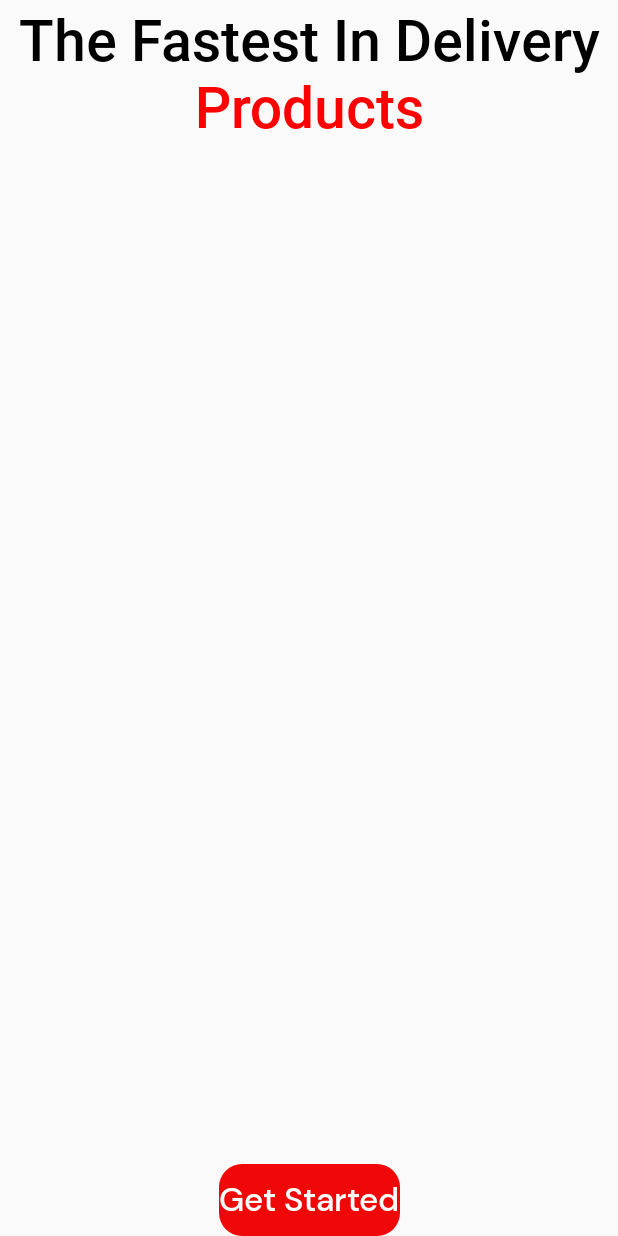
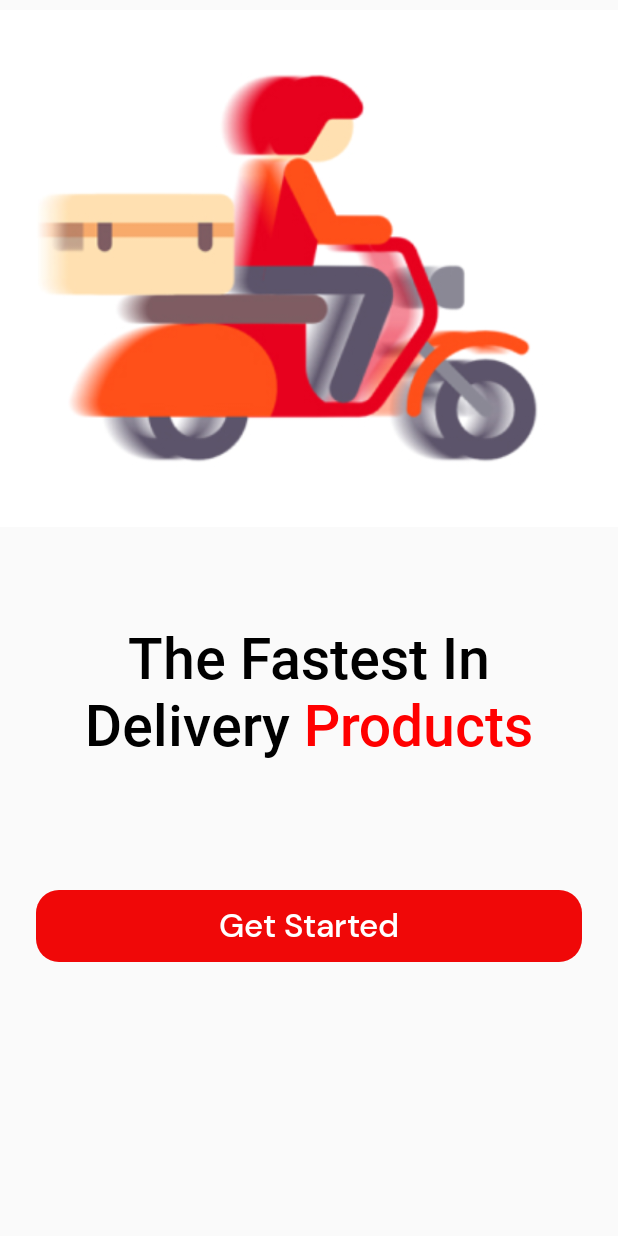
Before and after one commit to nikolajew-a-a/FastestDelivery, an Android app: the fragment SplashFragment placed in its activity, on a phone screen of 412 x 824 dp. Run offline under Robolectric (Android 15) with nearby library versions, the phone set to English and light mode, and no system bars; our stand-ins replace Dagger/Hilt's generated code; libraries missing offline, so code that uses them is left out: by.kirich1409.viewbindingdelegate, com.github.terrakok.cicerone; 4 statements that could not run were skipped.

Commit message:
Implemented SplashFragment

```diff
--- a/app/src/main/java/ru/app/fastestdelivery/presentation/splash/SplashFragment.kt
+++ b/app/src/main/java/ru/app/fastestdelivery/presentation/splash/SplashFragment.kt
@@ -1,5 +1,7 @@
 package ru.app.fastestdelivery.presentation.splash
 
+import android.os.Bundle
+import android.view.View
 import androidx.fragment.app.Fragment
 import androidx.fragment.app.viewModels
 import by.kirich1409.viewbindingdelegate.viewBinding
@@ -13,6 +15,13 @@ class SplashFragment : Fragment(R.layout.fragment_splash) {
     private val viewBinding: FragmentSplashBinding by viewBinding(FragmentSplashBinding::bind)
     private val viewModel: SplashViewModel by viewModels()
 
+    override fun onViewCreated(view: View, savedInstanceState: Bundle?) {
+        super.onViewCreated(view, savedInstanceState)
+        viewBinding.splashContinueButton.setOnClickListener {
+            viewModel.continueButtonClicked()
+        }
+    }
+
     companion object {
 
         fun newInstance() = SplashFragment()
--- a/app/src/main/java/ru/app/fastestdelivery/presentation/splash/SplashViewModel.kt
+++ b/app/src/main/java/ru/app/fastestdelivery/presentation/splash/SplashViewModel.kt
@@ -1,9 +1,18 @@
 package ru.app.fastestdelivery.presentation.splash
 
 import androidx.lifecycle.ViewModel
+import com.github.terrakok.cicerone.Router
 import dagger.hilt.android.lifecycle.HiltViewModel
+import ru.app.fastestdelivery.presentation.screens.Screens
 import javax.inject.Inject
 
 @HiltViewModel
-class SplashViewModel @Inject constructor(): ViewModel() {
+class SplashViewModel @Inject constructor(
+    private val router: Router
+): ViewModel() {
+
+    fun continueButtonClicked() {
+        router.navigateTo(Screens.loginScreen())
+    }
+
 }
--- a/app/src/main/res/layout/fragment_splash.xml
+++ b/app/src/main/res/layout/fragment_splash.xml
@@ -7,25 +7,58 @@
     android:layout_height="match_parent"
     tools:context=".presentation.splash.SplashFragment">
 
-    <TextView
-        android:id="@+id/textView"
-        style="@style/AppTheme.Text.Header1"
+    <androidx.constraintlayout.widget.Guideline
+        android:id="@+id/splash_center_guide_line"
         android:layout_width="wrap_content"
         android:layout_height="wrap_content"
-        android:gravity="center"
-        android:text="@string/fragment_splash_title_text"
+        android:orientation="horizontal"
+        app:layout_constraintGuide_percent="0.5"/>
+
+    <androidx.constraintlayout.widget.Guideline
+        android:id="@+id/splash_start_guide_line"
+        android:layout_width="wrap_content"
+        android:layout_height="wrap_content"
+        android:orientation="vertical"
+        app:layout_constraintGuide_begin="24dp"/>
+
+    <androidx.constraintlayout.widget.Guideline
+        android:id="@+id/splash_end_guide_line"
+        android:layout_width="wrap_content"
+        android:layout_height="wrap_content"
+        android:orientation="vertical"
+        app:layout_constraintGuide_end="24dp"/>
+
+    <ImageView
+        android:id="@+id/splash_image"
+        android:layout_width="0dp"
+        android:layout_height="0dp"
+        android:layout_marginBottom="54dp"
+        android:src="@drawable/image_splash"
+        app:layout_constraintBottom_toTopOf="@+id/splash_title"
         app:layout_constraintEnd_toEndOf="parent"
         app:layout_constraintStart_toStartOf="parent"
         app:layout_constraintTop_toTopOf="parent"/>
 
+    <TextView
+        android:id="@+id/splash_title"
+        style="@style/AppTheme.Text.Header1"
+        android:layout_width="0dp"
+        android:layout_height="wrap_content"
+        android:gravity="center"
+        android:text="@string/fragment_splash_title_text"
+        app:layout_constraintEnd_toEndOf="@id/splash_end_guide_line"
+        app:layout_constraintStart_toStartOf="@+id/splash_start_guide_line"
+        app:layout_constraintTop_toTopOf="@+id/splash_center_guide_line"/>
+
     <Button
         android:id="@+id/splash_continue_button"
         style="@style/AppTheme.Button"
-        android:layout_width="wrap_content"
+        android:layout_width="0dp"
         android:layout_height="wrap_content"
+        android:layout_marginTop="85dp"
         android:text="@string/fragment_splash_button_continue_text"
-        app:layout_constraintBottom_toBottomOf="parent"
-        app:layout_constraintEnd_toEndOf="parent"
-        app:layout_constraintStart_toStartOf="parent"/>
+        app:layout_constraintEnd_toEndOf="@id/splash_end_guide_line"
+        app:layout_constraintStart_toStartOf="@id/splash_start_guide_line"
+        app:layout_constraintTop_toBottomOf="@+id/splash_title"/>
 
 </androidx.constraintlayout.widget.ConstraintLayout>
```
Also changed, not shown: app/src/main/res/drawable/image_splash.jpg (added).
